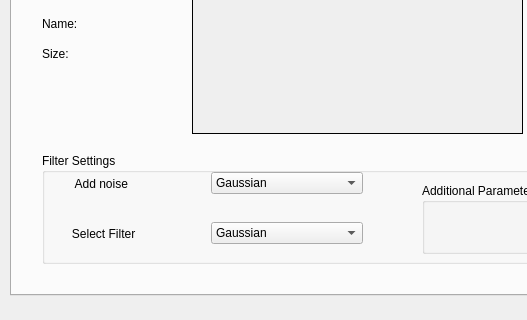
Before: the Qt Designer form MainWindow.ui in mennamohsensaad/Image-processing-and-filters-, drawn with Qt 5; both pictures show x 0 to 527 and y 173 to 493 of the 884 by 493 pixel window.
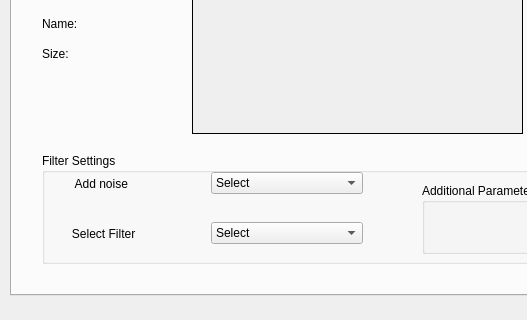
After: the same form once the commit is applied.

```diff
--- a/MainWindow.ui
+++ b/MainWindow.ui
@@ -163,8 +163,13 @@
         <item>
          <widget class="QComboBox" name="comboBox">
           <property name="currentText">
-           <string>Gaussian</string>
+           <string>Select</string>
           </property>
+          <item>
+           <property name="text">
+            <string>Select</string>
+           </property>
+          </item>
           <item>
            <property name="text">
             <string>Gaussian</string>
@@ -240,8 +245,13 @@
         <item>
          <widget class="QComboBox" name="comboBox_2">
           <property name="currentText">
-           <string>Gaussian</string>
+           <string>Select</string>
           </property>
+          <item>
+           <property name="text">
+            <string>Select</string>
+           </property>
+          </item>
           <item>
            <property name="text">
             <string>Gaussian</string>
```
